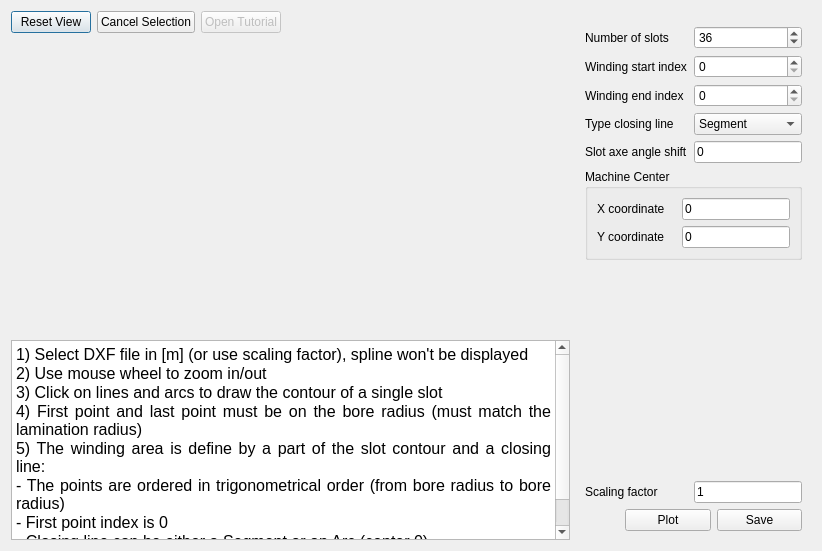
This is pyleecan/GUI/Dxf/DXF_Slot.ui in Eomys/pyleecan as Qt 5 draws it before an edit. The edited form follows.
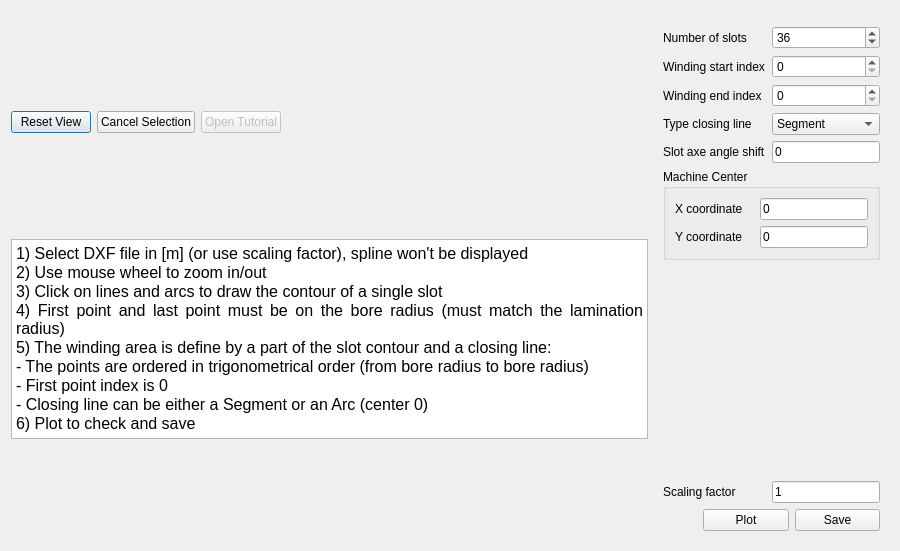
This is the edited form. Icons and pictures are not drawn. Custom widgets are drawn as their Qt base class.

Commit message: [CO] Remove spacer from DXF layout

Diff of the .ui file:
```diff
--- a/pyleecan/GUI/Dxf/DXF_Slot.ui
+++ b/pyleecan/GUI/Dxf/DXF_Slot.ui
@@ -6,7 +6,7 @@
    <rect>
     <x>0</x>
     <y>0</y>
-    <width>822</width>
+    <width>900</width>
     <height>551</height>
    </rect>
   </property>
@@ -17,8 +17,10 @@
    <iconset resource="../Resources/pyleecan.qrc">
     <normaloff>:/images/images/icon/pyleecan_64.png</normaloff>:/images/images/icon/pyleecan_64.png</iconset>
   </property>
-  <layout class="QGridLayout" name="gridLayout_3">
-   <item row="0" column="0">
+  <layout class="QHBoxLayout" name="horizontalLayout_3">
+   <item>
+    <layout class="QVBoxLayout" name="layout_plot">
+     <item>
     <layout class="QHBoxLayout" name="horizontalLayout">
      <item>
       <widget class="QPushButton" name="b_reset">
@@ -59,7 +61,34 @@
      </item>
     </layout>
    </item>
-   <item row="0" column="1" rowspan="3">
+     <item>
+      <widget class="QTextBrowser" name="textBrowser">
+       <property name="maximumSize">
+        <size>
+         <width>16777215</width>
+         <height>200</height>
+        </size>
+       </property>
+       <property name="html">
+        <string>&lt;!DOCTYPE HTML PUBLIC &quot;-//W3C//DTD HTML 4.0//EN&quot; &quot;http://www.w3.org/TR/REC-html40/strict.dtd&quot;&gt;
+&lt;html&gt;&lt;head&gt;&lt;meta name=&quot;qrichtext&quot; content=&quot;1&quot; /&gt;&lt;style type=&quot;text/css&quot;&gt;
+p, li { white-space: pre-wrap; }
+&lt;/style&gt;&lt;/head&gt;&lt;body style=&quot; font-family:'MS Shell Dlg 2'; font-size:7.8pt; font-weight:400; font-style:normal;&quot;&gt;
+&lt;p align=&quot;justify&quot; style=&quot; margin-top:0px; margin-bottom:0px; margin-left:0px; margin-right:0px; -qt-block-indent:0; text-indent:0px;&quot;&gt;&lt;span style=&quot; font-size:12pt;&quot;&gt;1) Select DXF file in [m] (or use scaling factor), spline won't be displayed&lt;/span&gt;&lt;/p&gt;
+&lt;p align=&quot;justify&quot; style=&quot; margin-top:0px; margin-bottom:0px; margin-left:0px; margin-right:0px; -qt-block-indent:0; text-indent:0px;&quot;&gt;&lt;span style=&quot; font-size:12pt;&quot;&gt;2) Use mouse wheel to zoom in/out&lt;/span&gt;&lt;/p&gt;
+&lt;p align=&quot;justify&quot; style=&quot; margin-top:0px; margin-bottom:0px; margin-left:0px; margin-right:0px; -qt-block-indent:0; text-indent:0px;&quot;&gt;&lt;span style=&quot; font-size:12pt;&quot;&gt;3) Click on lines and arcs to draw the contour of a single slot&lt;/span&gt;&lt;/p&gt;
+&lt;p align=&quot;justify&quot; style=&quot; margin-top:0px; margin-bottom:0px; margin-left:0px; margin-right:0px; -qt-block-indent:0; text-indent:0px;&quot;&gt;&lt;span style=&quot; font-size:12pt;&quot;&gt;4) First point and last point must be on the bore radius (must match the lamination radius)&lt;/span&gt;&lt;/p&gt;
+&lt;p align=&quot;justify&quot; style=&quot; margin-top:0px; margin-bottom:0px; margin-left:0px; margin-right:0px; -qt-block-indent:0; text-indent:0px;&quot;&gt;&lt;span style=&quot; font-size:12pt;&quot;&gt;5) The winding area is define by a part of the slot contour and a closing line:&lt;/span&gt;&lt;/p&gt;
+&lt;p align=&quot;justify&quot; style=&quot; margin-top:0px; margin-bottom:0px; margin-left:0px; margin-right:0px; -qt-block-indent:0; text-indent:0px;&quot;&gt;&lt;span style=&quot; font-size:12pt;&quot;&gt;- The points are ordered in trigonometrical order (from bore radius to bore radius)&lt;/span&gt;&lt;/p&gt;
+&lt;p align=&quot;justify&quot; style=&quot; margin-top:0px; margin-bottom:0px; margin-left:0px; margin-right:0px; -qt-block-indent:0; text-indent:0px;&quot;&gt;&lt;span style=&quot; font-size:12pt;&quot;&gt;- First point index is 0&lt;/span&gt;&lt;/p&gt;
+&lt;p align=&quot;justify&quot; style=&quot; margin-top:0px; margin-bottom:0px; margin-left:0px; margin-right:0px; -qt-block-indent:0; text-indent:0px;&quot;&gt;&lt;span style=&quot; font-size:12pt;&quot;&gt;- Closing line can be either a Segment or an Arc (center 0)&lt;/span&gt;&lt;/p&gt;
+&lt;p align=&quot;justify&quot; style=&quot; margin-top:0px; margin-bottom:0px; margin-left:0px; margin-right:0px; -qt-block-indent:0; text-indent:0px;&quot;&gt;&lt;span style=&quot; font-size:12pt;&quot;&gt;6) Plot to check and save&lt;/span&gt;&lt;/p&gt;&lt;/body&gt;&lt;/html&gt;</string>
+       </property>
+      </widget>
+     </item>
+    </layout>
+   </item>
+   <item>
     <widget class="QWidget" name="widget" native="true">
      <property name="maximumSize">
       <size>
@@ -307,48 +336,6 @@
      </layout>
     </widget>
    </item>
-   <item row="1" column="0">
-    <layout class="QVBoxLayout" name="w_viewer">
-     <item>
-      <spacer name="verticalSpacer_2">
-       <property name="orientation">
-        <enum>Qt::Vertical</enum>
-       </property>
-       <property name="sizeHint" stdset="0">
-        <size>
-         <width>20</width>
-         <height>40</height>
-        </size>
-       </property>
-      </spacer>
-     </item>
-    </layout>
-   </item>
-   <item row="2" column="0">
-    <widget class="QTextBrowser" name="textBrowser">
-     <property name="maximumSize">
-      <size>
-       <width>16777215</width>
-       <height>200</height>
-      </size>
-     </property>
-     <property name="html">
-      <string>&lt;!DOCTYPE HTML PUBLIC &quot;-//W3C//DTD HTML 4.0//EN&quot; &quot;http://www.w3.org/TR/REC-html40/strict.dtd&quot;&gt;
-&lt;html&gt;&lt;head&gt;&lt;meta name=&quot;qrichtext&quot; content=&quot;1&quot; /&gt;&lt;style type=&quot;text/css&quot;&gt;
-p, li { white-space: pre-wrap; }
-&lt;/style&gt;&lt;/head&gt;&lt;body style=&quot; font-family:'MS Shell Dlg 2'; font-size:7.8pt; font-weight:400; font-style:normal;&quot;&gt;
-&lt;p align=&quot;justify&quot; style=&quot; margin-top:0px; margin-bottom:0px; margin-left:0px; margin-right:0px; -qt-block-indent:0; text-indent:0px;&quot;&gt;&lt;span style=&quot; font-family:'MS Shell Dlg 2'; font-size:12pt;&quot;&gt;1) Select DXF file in [m] (or use scaling factor), spline won't be displayed&lt;/span&gt;&lt;/p&gt;
-&lt;p align=&quot;justify&quot; style=&quot; margin-top:0px; margin-bottom:0px; margin-left:0px; margin-right:0px; -qt-block-indent:0; text-indent:0px;&quot;&gt;&lt;span style=&quot; font-family:'MS Shell Dlg 2'; font-size:12pt;&quot;&gt;2) Use mouse wheel to zoom in/out&lt;/span&gt;&lt;/p&gt;
-&lt;p align=&quot;justify&quot; style=&quot; margin-top:0px; margin-bottom:0px; margin-left:0px; margin-right:0px; -qt-block-indent:0; text-indent:0px;&quot;&gt;&lt;span style=&quot; font-family:'MS Shell Dlg 2'; font-size:12pt;&quot;&gt;3) Click on lines and arcs to draw the contour of a single slot&lt;/span&gt;&lt;/p&gt;
-&lt;p align=&quot;justify&quot; style=&quot; margin-top:0px; margin-bottom:0px; margin-left:0px; margin-right:0px; -qt-block-indent:0; text-indent:0px;&quot;&gt;&lt;span style=&quot; font-family:'MS Shell Dlg 2'; font-size:12pt;&quot;&gt;4) First point and last point must be on the bore radius (must match the lamination radius)&lt;/span&gt;&lt;/p&gt;
-&lt;p align=&quot;justify&quot; style=&quot; margin-top:0px; margin-bottom:0px; margin-left:0px; margin-right:0px; -qt-block-indent:0; text-indent:0px;&quot;&gt;&lt;span style=&quot; font-family:'MS Shell Dlg 2'; font-size:12pt;&quot;&gt;5) The winding area is define by a part of the slot contour and a closing line:&lt;/span&gt;&lt;/p&gt;
-&lt;p align=&quot;justify&quot; style=&quot; margin-top:0px; margin-bottom:0px; margin-left:0px; margin-right:0px; -qt-block-indent:0; text-indent:0px;&quot;&gt;&lt;span style=&quot; font-family:'MS Shell Dlg 2'; font-size:12pt;&quot;&gt;- The points are ordered in trigonometrical order (from bore radius to bore radius)&lt;/span&gt;&lt;/p&gt;
-&lt;p align=&quot;justify&quot; style=&quot; margin-top:0px; margin-bottom:0px; margin-left:0px; margin-right:0px; -qt-block-indent:0; text-indent:0px;&quot;&gt;&lt;span style=&quot; font-family:'MS Shell Dlg 2'; font-size:12pt;&quot;&gt;- First point index is 0&lt;/span&gt;&lt;/p&gt;
-&lt;p align=&quot;justify&quot; style=&quot; margin-top:0px; margin-bottom:0px; margin-left:0px; margin-right:0px; -qt-block-indent:0; text-indent:0px;&quot;&gt;&lt;span style=&quot; font-family:'MS Shell Dlg 2'; font-size:12pt;&quot;&gt;- Closing line can be either a Segment or an Arc (center 0)&lt;/span&gt;&lt;/p&gt;
-&lt;p align=&quot;justify&quot; style=&quot; margin-top:0px; margin-bottom:0px; margin-left:0px; margin-right:0px; -qt-block-indent:0; text-indent:0px;&quot;&gt;&lt;span style=&quot; font-family:'MS Shell Dlg 2'; font-size:12pt;&quot;&gt;6) Plot to check and save&lt;/span&gt;&lt;/p&gt;&lt;/body&gt;&lt;/html&gt;</string>
-     </property>
-    </widget>
-   </item>
   </layout>
  </widget>
  <customwidgets>
```
Lines whose indentation alone changed are shown as unchanged. The commit also changes 5 other files.
